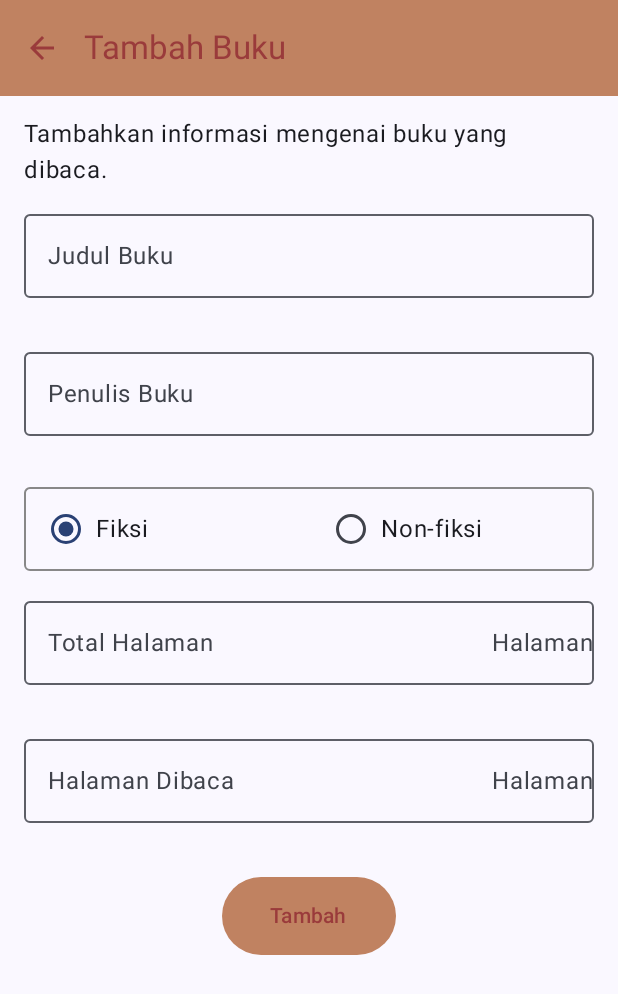
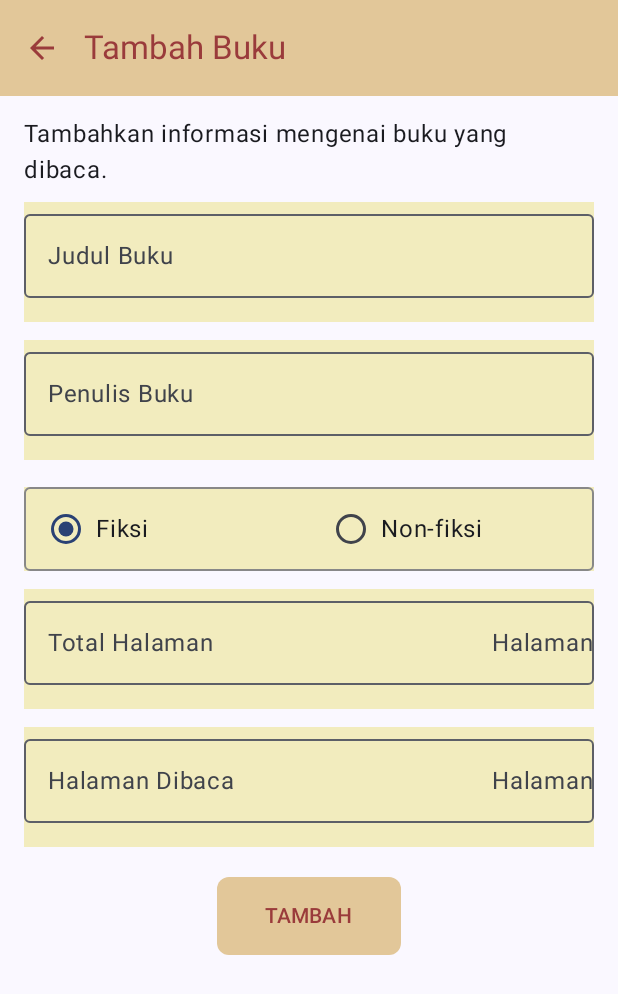
Before and after one commit to Debbylelycaa/Assessment-Mobpro, an Android app built with Jetpack Compose: the AddScreen screen opened through its navigation route, on a phone screen of 412 x 824 dp. Shown: the top 994 px of the screen. Run offline under Robolectric (Android 15) with nearby library versions, the light colour scheme and no system bars.

Commit message:
Initial Commit

```diff
--- a/app/src/main/java/org/d3if0152/bakuapp/ui/screen/AboutScreen.kt
+++ b/app/src/main/java/org/d3if0152/bakuapp/ui/screen/AboutScreen.kt
@@ -2,6 +2,7 @@ package org.d3if0152.bakuapp.ui.screen
 
 import android.content.res.Configuration
 import androidx.compose.foundation.Image
+import androidx.compose.foundation.background
 import androidx.compose.foundation.layout.Column
 import androidx.compose.foundation.layout.Spacer
 import androidx.compose.foundation.layout.fillMaxWidth
@@ -12,7 +13,6 @@ import androidx.compose.material.icons.filled.ArrowBack
 import androidx.compose.material3.ExperimentalMaterial3Api
 import androidx.compose.material3.Icon
 import androidx.compose.material3.IconButton
-import androidx.compose.material3.MaterialTheme
 import androidx.compose.material3.Scaffold
 import androidx.compose.material3.Text
 import androidx.compose.material3.TopAppBar
@@ -32,9 +32,10 @@ import org.d3if0152.bakuapp.ui.theme.BaKuAppTheme
 @OptIn(ExperimentalMaterial3Api::class)
 @Composable
 fun AboutScreen(navController: NavHostController){
-    val brownColor = Color(0xFFC08261)
+    val brownColor = Color(0xFFE2C799)
     val maroonColor = Color(0xFF9A3B3B)
     Scaffold(
+        modifier = Modifier.background(Color(0xFFFEECE2)),
         topBar = {
             TopAppBar(
                 navigationIcon = {
--- a/app/src/main/java/org/d3if0152/bakuapp/ui/screen/AddScreen.kt
+++ b/app/src/main/java/org/d3if0152/bakuapp/ui/screen/AddScreen.kt
@@ -4,6 +4,7 @@ import android.annotation.SuppressLint
 import android.content.Context
 import android.content.Intent
 import android.content.res.Configuration
+import androidx.compose.foundation.background
 import androidx.compose.foundation.border
 import androidx.compose.foundation.layout.Arrangement
 import androidx.compose.foundation.layout.Column
@@ -14,6 +15,7 @@ import androidx.compose.foundation.layout.fillMaxWidth
 import androidx.compose.foundation.layout.padding
 import androidx.compose.foundation.rememberScrollState
 import androidx.compose.foundation.selection.selectable
+import androidx.compose.foundation.shape.CornerSize
 import androidx.compose.foundation.shape.RoundedCornerShape
 import androidx.compose.foundation.text.KeyboardOptions
 import androidx.compose.foundation.verticalScroll
@@ -58,9 +60,10 @@ import org.d3if0152.bakuapp.ui.theme.BaKuAppTheme
 @OptIn(ExperimentalMaterial3Api::class)
 @Composable
 fun AddScreen(navController: NavHostController){
-    val brownColor = Color(0xFFC08261)
+    val brownColor = Color(0xFFE2C799)
     val maroonColor = Color(0xFF9A3B3B)
     Scaffold(
+        modifier = Modifier.background(Color(0xFFFEECE2)),
         topBar = {
             TopAppBar(
                 navigationIcon = {
@@ -87,8 +90,9 @@ fun AddScreen(navController: NavHostController){
 @SuppressLint("StringFormatMatches")
 @Composable
 fun AddContent(modifier: Modifier){
-    val brownColor = Color(0xFFC08261)
+    val brownColor = Color(0xFFE2C799)
     val maroonColor = Color(0xFF9A3B3B)
+    val yellow = Color(0xFFF2ECBE)
 
     var judul by remember {
         mutableStateOf("")
@@ -158,7 +162,7 @@ fun AddContent(modifier: Modifier){
             keyboardOptions = KeyboardOptions(
                 imeAction = ImeAction.Next
             ),
-            modifier = Modifier.fillMaxWidth()
+            modifier = Modifier.fillMaxWidth().background(yellow)
         )
 
         OutlinedTextField(
@@ -171,12 +175,13 @@ fun AddContent(modifier: Modifier){
             keyboardOptions = KeyboardOptions(
                 imeAction = ImeAction.Next
             ),
-            modifier = Modifier.fillMaxWidth()
+            modifier = Modifier.fillMaxWidth().background(yellow)
         )
 
         Row(
             modifier = Modifier
                 .padding(top = 6.dp)
+                .background(yellow)
                 .border(1.dp, Color.Gray, RoundedCornerShape(4.dp))
         ){
             radioOptions.forEach{ text ->
@@ -207,7 +212,7 @@ fun AddContent(modifier: Modifier){
                 keyboardType = KeyboardType.Number,
                 imeAction = ImeAction.Next
             ),
-            modifier = Modifier.fillMaxWidth()
+            modifier = Modifier.fillMaxWidth().background(yellow)
         )
 
         OutlinedTextField(
@@ -222,7 +227,7 @@ fun AddContent(modifier: Modifier){
                 keyboardType = KeyboardType.Number,
                 imeAction = ImeAction.Done
             ),
-            modifier = Modifier.fillMaxWidth()
+            modifier = Modifier.fillMaxWidth().background(yellow)
         )
 
         Button(
@@ -238,7 +243,8 @@ fun AddContent(modifier: Modifier){
                 }
                 try {
                     halamanDibaca.toFloat()
-                    halamanDibacaError = halamanDibaca.isEmpty() || halamanDibaca.toFloat() > totalHalaman.toFloat() || halamanDibaca.toFloat() < 0
+                    halamanDibacaError =
+                        halamanDibaca.isEmpty() || halamanDibaca.toFloat() > totalHalaman.toFloat() || halamanDibaca.toFloat() < 0
                 } catch (e: NumberFormatException) {
                     halamanDibacaError = true
                 }
@@ -247,14 +253,19 @@ fun AddContent(modifier: Modifier){
                 progres = hitungProgres(totalHalaman.toFloat(), halamanDibaca.toFloat())
                 status = getStatus(progres)
             },
-            colors = ButtonDefaults.buttonColors(
-                containerColor = brownColor,
-                contentColor = maroonColor
-            ),
-            modifier = Modifier.padding(top = 8.dp),
-            contentPadding = PaddingValues(horizontal = 32.dp, vertical = 16.dp)
-        ) {
-            Text(text = stringResource(R.string.simpan))
+                modifier = Modifier.padding(top = 8.dp),
+                contentPadding = PaddingValues(horizontal = 32.dp, vertical = 16.dp),
+                shape = MaterialTheme.shapes.medium.copy(
+                    topStart = CornerSize(8.dp),
+                    topEnd = CornerSize(8.dp),
+                    bottomStart = CornerSize(8.dp),
+                    bottomEnd = CornerSize(8.dp)
+                ),
+                colors = ButtonDefaults.buttonColors(
+                    containerColor = brownColor,
+                    contentColor = maroonColor,
+                )        ) {
+            Text(text = stringResource(R.string.addbooks))
         }
 
         if (progres != 0f){
--- a/app/src/main/java/org/d3if0152/bakuapp/ui/screen/MainScreen.kt
+++ b/app/src/main/java/org/d3if0152/bakuapp/ui/screen/MainScreen.kt
@@ -1,7 +1,9 @@
 package org.d3if0152.bakuapp.ui.screen
 
 import MainViewModel
+import android.content.res.Configuration
 import android.widget.Toast
+import androidx.compose.foundation.background
 import androidx.compose.foundation.clickable
 import androidx.compose.foundation.layout.Arrangement
 import androidx.compose.foundation.layout.Column
@@ -31,19 +33,23 @@ import androidx.compose.ui.platform.LocalContext
 import androidx.compose.ui.res.stringResource
 import androidx.compose.ui.text.font.FontWeight
 import androidx.compose.ui.text.style.TextOverflow
+import androidx.compose.ui.tooling.preview.Preview
 import androidx.compose.ui.unit.dp
 import androidx.lifecycle.viewmodel.compose.viewModel
 import androidx.navigation.NavHostController
+import androidx.navigation.compose.rememberNavController
 import org.d3if0152.bakuapp.R
 import org.d3if0152.bakuapp.model.Books
 import org.d3if0152.bakuapp.navigation.Screen
+import org.d3if0152.bakuapp.ui.theme.BaKuAppTheme
 
 @OptIn(ExperimentalMaterial3Api::class)
 @Composable
 fun MainScreen(navController: NavHostController){
-    val brownColor = Color(0xFFC08261)
+    val brownColor = Color(0xFFE2C799)
     val maroonColor = Color(0xFF9A3B3B)
     Scaffold(
+        modifier = Modifier.background(Color(0xFFFEECE2)),
         topBar = {
             TopAppBar(
                 title = { Text(text = stringResource(id = R.string.app_name)) },
@@ -66,7 +72,10 @@ fun MainScreen(navController: NavHostController){
             )
         },
         floatingActionButton = {
-            FloatingActionButton(onClick = {navController.navigate(Screen.Add.route)})
+            FloatingActionButton(
+                onClick = {navController.navigate(Screen.Add.route)},
+                Modifier.background(brownColor)
+            )
             {
                 Icon(
                     imageVector = Icons.Filled.Add,
@@ -81,6 +90,7 @@ fun MainScreen(navController: NavHostController){
 }
 @Composable
 fun ScreenContent(modifier: Modifier){
+
     val viewModel : MainViewModel = viewModel()
     val data = viewModel.data
     val context = LocalContext.current
@@ -114,29 +124,49 @@ fun ScreenContent(modifier: Modifier){
 
 @Composable
 fun BooksList(books: Books, onClick: () -> Unit){
+    val yellow = Color(0xFFF2ECBE)
+    val maroonColor = Color(0xFF9A3B3B)
+
     Column(
         modifier = Modifier
             .fillMaxWidth()
             .clickable { onClick() }
-            .padding(16.dp),
-        verticalArrangement = Arrangement.spacedBy(8.dp)
+            .padding(16.dp)
+            .background(yellow),
+        verticalArrangement = Arrangement.spacedBy(8.dp),
     ) {
         Text(
             text = stringResource(id = R.string.judul) + books.judul,
             maxLines = 1,
             overflow = TextOverflow.Ellipsis,
-            fontWeight = FontWeight.Bold
+            fontWeight = FontWeight.Bold,
+            color = maroonColor
         )
         Text(
             text = stringResource(id = R.string.penulis) + books.penulis,
             maxLines = 2,
-            overflow = TextOverflow.Ellipsis
+            overflow = TextOverflow.Ellipsis,
+            color = maroonColor
+
         )
         Text(
-            text = stringResource(id = R.string.kategoriList) + books.kategori
+            text = stringResource(id = R.string.kategoriList) + books.kategori,
+            color = maroonColor
+
         )
         Text(
-            text = "${books.dibaca}/${books.totalHalaman} ${stringResource(id = R.string.laman)}"
+            text = "${books.dibaca}/${books.totalHalaman} ${stringResource(id = R.string.laman)}",
+            color = maroonColor
+
         )
     }
 }
+
+@Preview(showBackground = true)
+@Preview(uiMode = Configuration.UI_MODE_NIGHT_YES, showBackground = true)
+@Composable
+fun MainScreenPreview() {
+    BaKuAppTheme {
+        MainScreen(navController = rememberNavController())
+    }
+}
--- a/app/src/main/res/values/strings.xml
+++ b/app/src/main/res/values/strings.xml
@@ -9,7 +9,7 @@
     <string name="judul_buku">Judul Buku</string>
     <string name="penulis_buku">Penulis Buku</string>
     <string name="total_halaman">Total Halaman</string>
-    <string name="simpan">Tambah</string>
+    <string name="addbooks">TAMBAH</string>
     <string name="progres_x">Progress : %1$.2f %%</string>
     <string name="bagikan_progress">Hai! Saat ini saya membaca buku %1$s berjudul %2$s dengan progress %3$.2f %%!</string>
     <string name="share">Bagikan</string>
@@ -32,4 +32,5 @@
     <string name="kategoriList">"Kategori : "</string>
     <string name="baku_image_description">Ikon BaKu</string>
     <string name="about_dev">BaKu dikembangkan dengan tujuan pemenuhan assessment 1 mata kuliah Pemrograman untuk Perangkat Bergerak 1; atas nama Debby Lelyca Rohdearni dengan NIM 6706220152 dari kelas 46-01.</string>
+    <string name="simpan">SIMPAN</string>
 </resources>
```
Also changed, not shown: app/src/main/java/org/d3if0152/bakuapp/MainActivity.kt (+0 -11 lines), 1 other file.
